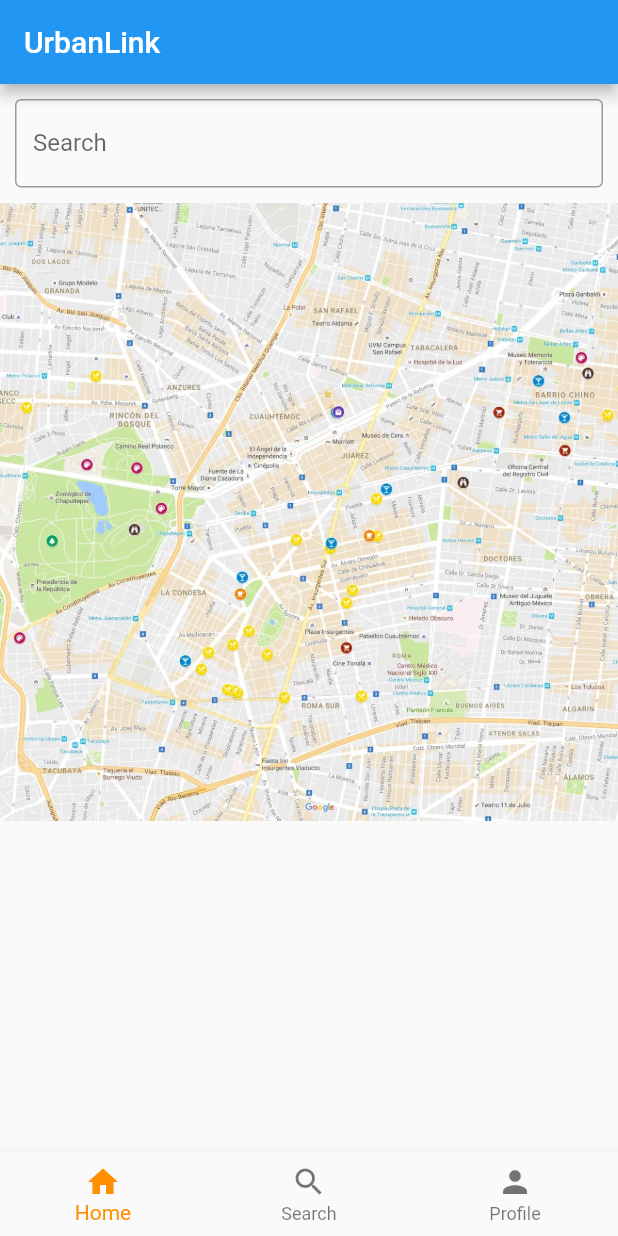
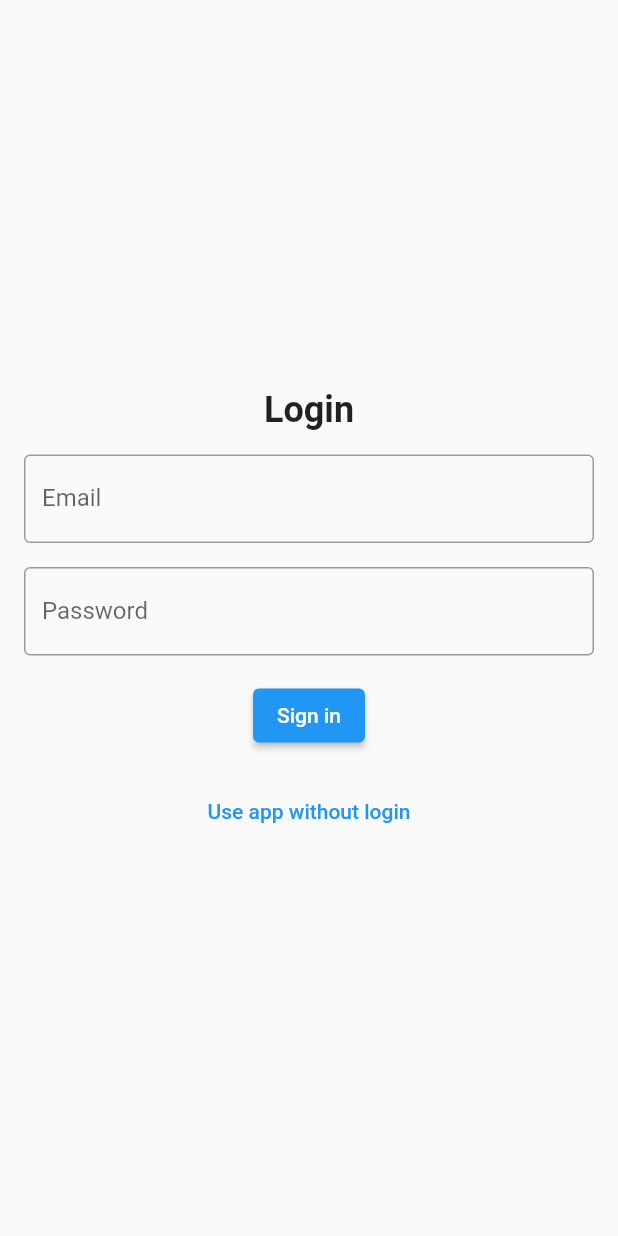
Before and after one commit to HongikB612/UrbanLink, a Flutter app: the screen it shows after launch, on a phone screen of 412 x 824 dp. Run offline on Flutter 3.47's test engine with Material 2 defaults, Android fonts, the phone set to English and light mode, and no system bars; our stand-ins replace firebase_auth; accounts and stored records are empty.

Commit message:
Feat Add login page

```diff
--- a/lib/main.dart
+++ b/lib/main.dart
@@ -1,5 +1,6 @@
 import 'package:flutter/material.dart';
 import 'package:urbanlink_project/pages/homepage.dart';
+import 'package:urbanlink_project/pages/login.dart';
 
 void main() {
   runApp(const MyApp());
@@ -17,7 +18,9 @@ class MyApp extends StatelessWidget {
       theme: ThemeData(
         primarySwatch: Colors.blue,
       ),
-      home: const HomePage(),
+      home: const LoginPage(
+        title: 'login',
+      ),
     );
   }
 }
--- /dev/null
+++ b/lib/pages/login.dart
@@ -0,0 +1,87 @@
+import 'package:flutter/material.dart';
+import 'package:firebase_auth/firebase_auth.dart';
+
+class LoginPage extends StatefulWidget {
+  const LoginPage({super.key, required String title});
+
+  @override
+  _LoginPageState createState() => _LoginPageState();
+}
+
+class _LoginPageState extends State<LoginPage> {
+  final TextEditingController _emailController = TextEditingController();
+  final TextEditingController _passwordController = TextEditingController();
+  String _errorMessage = '';
+
+  void _signIn() async {
+    try {
+      Navigator.of(context).pushReplacementNamed('/home');
+    } on FirebaseAuthException catch (e) {
+      setState(() {
+        _errorMessage = e.message!;
+      });
+    }
+  }
+
+  @override
+  Widget build(BuildContext context) {
+    return Scaffold(
+      body: Center(
+        child: Column(
+          mainAxisAlignment: MainAxisAlignment.center,
+          children: [
+            const Text(
+              'Login',
+              style: TextStyle(
+                fontSize: 24,
+                fontWeight: FontWeight.bold,
+              ),
+            ),
+            const SizedBox(height: 16),
+            Padding(
+              padding: const EdgeInsets.symmetric(horizontal: 16),
+              child: TextField(
+                controller: _emailController,
+                decoration: const InputDecoration(
+                  labelText: 'Email',
+                  border: OutlineInputBorder(),
+                ),
+              ),
+            ),
+            const SizedBox(height: 16),
+            Padding(
+              padding: const EdgeInsets.symmetric(horizontal: 16),
+              child: TextField(
+                controller: _passwordController,
+                decoration: const InputDecoration(
+                  labelText: 'Password',
+                  border: OutlineInputBorder(),
+                ),
+                obscureText: true,
+              ),
+            ),
+            const SizedBox(height: 16),
+            ElevatedButton(
+              onPressed: _signIn,
+              child: const Text('Sign in'),
+            ),
+            if (_errorMessage.isNotEmpty)
+              Text(
+                _errorMessage,
+                style: const TextStyle(
+                  color: Colors.red,
+                ),
+              ),
+            const SizedBox(height: 16),
+            TextButton(
+              onPressed: () {
+                Navigator.of(context).pushReplacementNamed('/home');
+              },
+              child: const Text('Use app without login'),
+            ),
+          ],
+        ),
+      ),
+    );
+  }
+}
--- a/pubspec.yaml
+++ b/pubspec.yaml
@@ -35,6 +35,7 @@ dependencies:
   # The following adds the Cupertino Icons font to your application.
   # Use with the CupertinoIcons class for iOS style icons.
   cupertino_icons: ^1.0.2
+  firebase_auth: ^4.2.9
 
 dev_dependencies:
   flutter_test:
```
Also changed, not shown: pubspec.lock, 10 other files.
